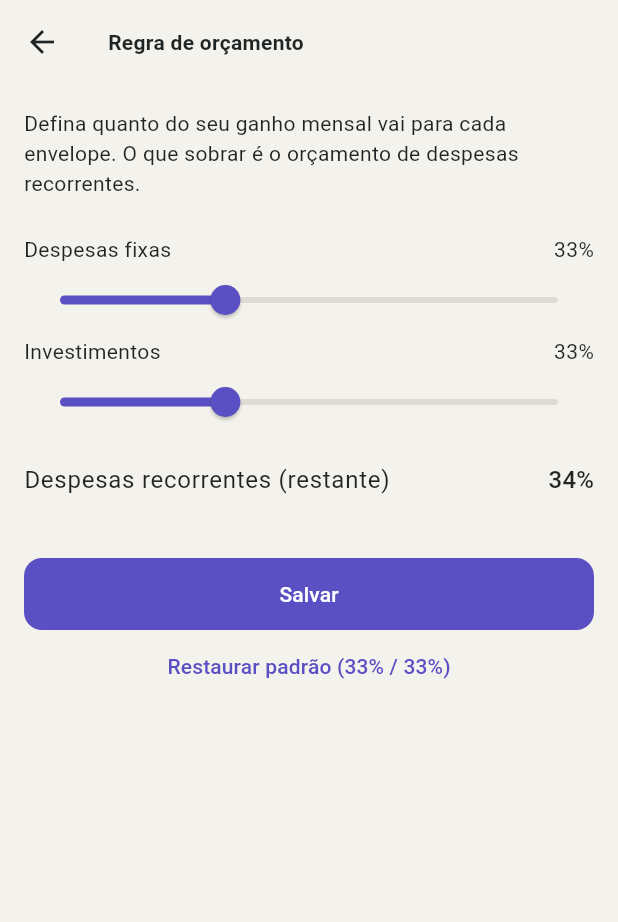
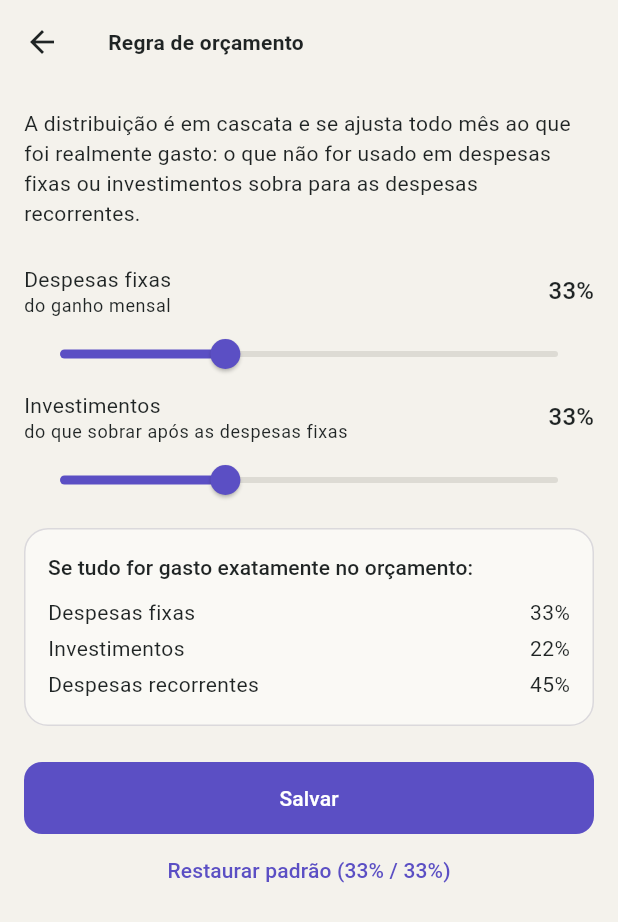
Before and after one commit to MatheusBedoni/i_shall_bbe_released, a Flutter app: the screen it shows once a user with an empty profile is signed in, after a tap on the "chevron left" icon, after a tap on the "chevron right" icon, after a tap on the "tune" icon, on a phone screen of 412 x 824 dp. Shown: the top 922 px of the screen. Run offline on Flutter 3.47's test engine with Material 3 defaults, Android fonts, the phone set to English and light mode, and no system bars; our stand-ins replace cloud_firestore, firebase_auth, firebase_core; accounts and stored records are empty.

Commit message:
Make budget allocation a dynamic cascade like the original prototype
- fixed budget = income x fixedPct
- investment budget = (income - fixed actually spent) x investmentPct
- recurring budget = income - fixed spent - investments made
- unspent fixed/investment money flows down to recurring automatically
- settings page explains the cascade and shows nominal shares
- tests updated for the new formulas (57 passing)

Co-Authored-By: Claude Fable 5.1 <noreply@anthropic.com>

````diff
--- a/lib/features/budget/domain/entities/allocation_rule.dart
+++ b/lib/features/budget/domain/entities/allocation_rule.dart
@@ -1,37 +1,48 @@
 import '../../../../core/error/failures.dart';
 
-/// Regra de distribuição do ganho mensal entre os envelopes.
+/// Regra de distribuição do ganho mensal, em **cascata dinâmica**:
 ///
-/// Despesas fixas e investimentos recebem um percentual do ganho; o que sobra
-/// é o envelope de despesas recorrentes (modelo em cascata, como no protótipo:
-/// "após despesas fixas" / "após investimentos").
+/// 1. Despesas fixas: `ganho × fixedExpensePct`.
+/// 2. Investimentos: `(ganho − fixas gastas) × investmentPct`.
+/// 3. Despesas recorrentes: `ganho − fixas gastas − investimentos feitos`.
+///
+/// Como cada etapa usa o valor **realmente gasto** na anterior, o que não foi
+/// usado em fixas ou investimentos é realocado automaticamente para as
+/// recorrentes, mês a mês.
 final class AllocationRule {
   const AllocationRule({
     required this.fixedExpensePct,
     required this.investmentPct,
   });
 
-  /// Padrão: 33% fixas, 33% investimentos, 34% recorrentes.
+  /// Padrão: 33% do ganho para fixas; 33% do que sobrar para investimentos.
   static const defaultRule =
       AllocationRule(fixedExpensePct: 0.33, investmentPct: 0.33);
 
   /// Fração (0..1) do ganho destinada a despesas fixas.
   final double fixedExpensePct;
 
-  /// Fração (0..1) do ganho destinada a investimentos.
+  /// Fração (0..1) do que sobra após as fixas destinada a investimentos.
   final double investmentPct;
 
-  /// Fração residual destinada a despesas recorrentes.
-  double get recurringExpensePct =>
-      (1 - fixedExpensePct - investmentPct).clamp(0, 1).toDouble();
+  /// Fração **nominal** do ganho que sobra para recorrentes quando fixas e
+  /// investimentos gastam exatamente o orçamento. Só para exibição.
+  double get nominalRecurringPct =>
+      ((1 - fixedExpensePct) * (1 - investmentPct)).clamp(0, 1).toDouble();
+
+  /// Fração nominal do ganho destinada a investimentos (exibição).
+  double get nominalInvestmentPct =>
+      ((1 - fixedExpensePct) * investmentPct).clamp(0, 1).toDouble();
 
   Failure? validate() {
-    if (fixedExpensePct < 0 || investmentPct < 0) {
-      return const ValidationFailure('Percentuais não podem ser negativos.');
+    if (fixedExpensePct < 0 || fixedExpensePct > 1) {
+      return const ValidationFailure(
+        'O percentual de despesas fixas deve estar entre 0% e 100%.',
+      );
     }
-    if (fixedExpensePct + investmentPct > 1.0 + 1e-9) {
+    if (investmentPct < 0 || investmentPct > 1) {
       return const ValidationFailure(
-        'A soma de despesas fixas e investimentos não pode passar de 100%.',
+        'O percentual de investimentos deve estar entre 0% e 100%.',
       );
     }
     return null;
--- a/lib/features/budget/domain/usecases/compute_budget_summary.dart
+++ b/lib/features/budget/domain/usecases/compute_budget_summary.dart
@@ -1,3 +1,5 @@
+import 'dart:math' as math;
+
 import '../../../../core/usecase/usecase.dart';
 import '../../../../core/utils/result.dart';
 import '../entities/allocation_rule.dart';
@@ -20,8 +22,17 @@ final class ComputeBudgetSummaryParams {
   final DateTime now;
 }
 
-/// Regra de negócio central do orçamento: a partir dos lançamentos e da regra
-/// de alocação, calcula envelopes, saldo e gasto diário permitido.
+/// Regra de negócio central do orçamento (cascata dinâmica):
+///
+/// ```
+/// fixasOrc        = ganho × fixedPct
+/// apósFixas       = ganho − fixasGastas
+/// investOrc       = apósFixas × investmentPct
+/// recorrentesOrc  = apósFixas − investimentosFeitos
+/// ```
+///
+/// O que não for gasto em fixas ou investimentos sobra, automaticamente,
+/// para as despesas recorrentes.
 final class ComputeBudgetSummary
     implements SyncUseCase<BudgetSummary, ComputeBudgetSummaryParams> {
   const ComputeBudgetSummary();
@@ -35,8 +46,13 @@ final class ComputeBudgetSummary
         .where((e) => e.type == type)
         .fold(0.0, (sum, e) => sum + e.amount);
 
+    final rule = params.rule;
     final income = total(EntryType.income);
-    final rule = params.rule;
+    final fixedSpent = total(EntryType.fixedExpense);
+    final investmentSpent = total(EntryType.investment);
+    final recurringSpent = total(EntryType.recurringExpense);
+
+    final afterFixed = math.max(0.0, income - fixedSpent);
 
     return Success(
       BudgetSummary(
@@ -44,17 +60,17 @@ final class ComputeBudgetSummary
         fixedExpenses: EnvelopeSummary(
           type: EntryType.fixedExpense,
           budget: income * rule.fixedExpensePct,
-          spent: total(EntryType.fixedExpense),
+          spent: fixedSpent,
         ),
         investments: EnvelopeSummary(
           type: EntryType.investment,
-          budget: income * rule.investmentPct,
-          spent: total(EntryType.investment),
+          budget: afterFixed * rule.investmentPct,
+          spent: investmentSpent,
         ),
         recurringExpenses: EnvelopeSummary(
           type: EntryType.recurringExpense,
-          budget: income * rule.recurringExpensePct,
-          spent: total(EntryType.recurringExpense),
+          budget: math.max(0.0, afterFixed - investmentSpent),
+          spent: recurringSpent,
         ),
         daysRemaining: params.period.daysRemaining(params.now),
       ),
--- a/lib/features/budget/presentation/pages/allocation_settings_page.dart
+++ b/lib/features/budget/presentation/pages/allocation_settings_page.dart
@@ -44,27 +44,39 @@ class _AllocationSettingsPageState extends State<AllocationSettingsPage> {
         padding: const EdgeInsets.all(16),
         children: [
           Text(
-            'Defina quanto do seu ganho mensal vai para cada envelope. '
-            'O que sobrar é o orçamento de despesas recorrentes.',
+            'A distribuição é em cascata e se ajusta todo mês ao que foi '
+            'realmente gasto: o que não for usado em despesas fixas ou '
+            'investimentos sobra para as despesas recorrentes.',
             style: theme.textTheme.bodyMedium,
           ),
           const SizedBox(height: 24),
           _PercentSlider(
             label: 'Despesas fixas',
+            hint: 'do ganho mensal',
             value: _fixed,
             onChanged: (v) => setState(() => _fixed = v),
           ),
           _PercentSlider(
             label: 'Investimentos',
+            hint: 'do que sobrar após as despesas fixas',
             value: _investment,
             onChanged: (v) => setState(() => _investment = v),
           ),
-          ListTile(
-            contentPadding: EdgeInsets.zero,
-            title: const Text('Despesas recorrentes (restante)'),
-            trailing: Text(
-              Percent.format(_rule.recurringExpensePct, decimals: 0),
-              style: theme.textTheme.titleMedium,
+          const SizedBox(height: 8),
+          Card(
+            child: Padding(
+              padding: const EdgeInsets.all(16),
+              child: Column(
+                crossAxisAlignment: CrossAxisAlignment.start,
+                children: [
+                  Text('Se tudo for gasto exatamente no orçamento:',
+                      style: theme.textTheme.labelLarge),
+                  const SizedBox(height: 8),
+                  _NominalRow('Despesas fixas', _fixed),
+                  _NominalRow('Investimentos', _rule.nominalInvestmentPct),
+                  _NominalRow('Despesas recorrentes', _rule.nominalRecurringPct),
+                ],
+              ),
             ),
           ),
           if (error != null) ...[
@@ -95,25 +107,56 @@ class _AllocationSettingsPageState extends State<AllocationSettingsPage> {
   }
 }
 
+class _NominalRow extends StatelessWidget {
+  const _NominalRow(this.label, this.value);
+  final String label;
+  final double value;
+
+  @override
+  Widget build(BuildContext context) {
+    return Padding(
+      padding: const EdgeInsets.symmetric(vertical: 2),
+      child: Row(
+        children: [
+          Expanded(child: Text(label)),
+          Text(Percent.format(value, decimals: 0)),
+        ],
+      ),
+    );
+  }
+}
+
 class _PercentSlider extends StatelessWidget {
   const _PercentSlider({
     required this.label,
+    required this.hint,
     required this.value,
     required this.onChanged,
   });
   final String label;
+  final String hint;
   final double value;
   final ValueChanged<double> onChanged;
 
   @override
   Widget build(BuildContext context) {
+    final theme = Theme.of(context);
     return Column(
       crossAxisAlignment: CrossAxisAlignment.start,
       children: [
         Row(
           children: [
-            Expanded(child: Text(label)),
-            Text(Percent.format(value, decimals: 0)),
+            Expanded(
+              child: Column(
+                crossAxisAlignment: CrossAxisAlignment.start,
+                children: [
+                  Text(label),
+                  Text(hint, style: theme.textTheme.bodySmall),
+                ],
+              ),
+            ),
+            Text(Percent.format(value, decimals: 0),
+                style: theme.textTheme.titleMedium),
           ],
         ),
         Slider(
--- a/lib/features/budget/presentation/widgets/summary_cards.dart
+++ b/lib/features/budget/presentation/widgets/summary_cards.dart
@@ -30,13 +30,13 @@ class SummaryCards extends StatelessWidget {
       _CardData(
         title: 'Orçamento Investimentos',
         value: summary.investments.budget,
-        note: '${Percent.format(rule.investmentPct, decimals: 0)} do ganho',
+        note: '${Percent.format(rule.investmentPct, decimals: 0)} do que sobra após fixas',
         color: scheme.investment,
       ),
       _CardData(
         title: 'Orçamento Despesas Recorrentes',
         value: summary.recurringExpenses.budget,
-        note: 'Restante após fixas e investimentos',
+        note: 'Sobra após fixas e investimentos realizados',
       ),
       _CardData(
         title: 'Saldo Final',
````
Also changed, not shown: 3 other files.
